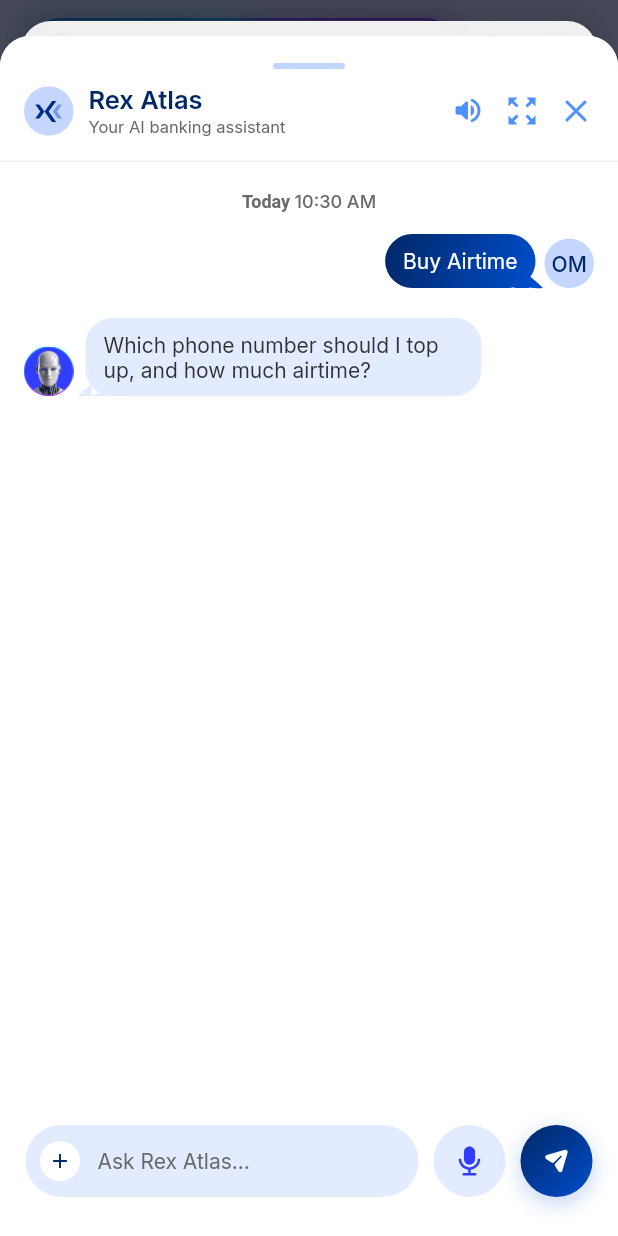
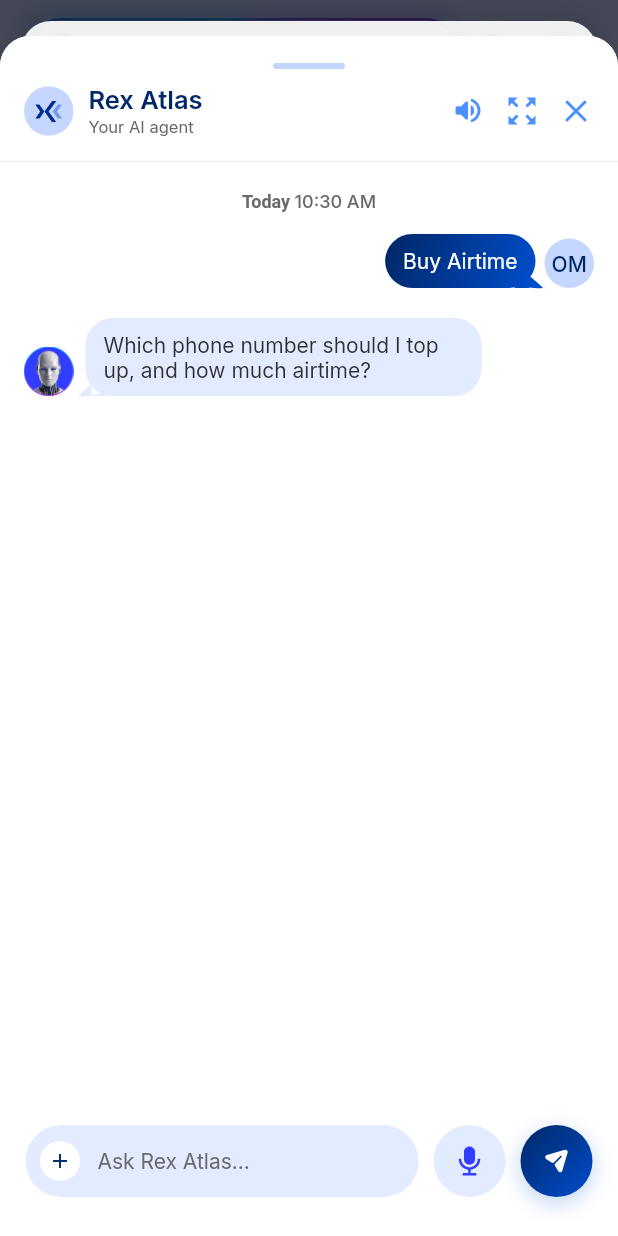
Before and after one commit to Kent-Sammy/rexverse, a Flutter app: the screen it shows after launch, after a tap on "Airtime", on a phone screen of 412 x 824 dp. Run offline on Flutter 3.47's test engine with Material 3 defaults, Android fonts, the phone set to English and light mode, and no system bars; our stand-ins replace audioplayers, file_picker, flutter_svg, speech_to_text; accounts and stored records are empty; project files that could hold a hidden picture were left out.

Commit message:
Rex Atlas: header subtitle reads "Your AI agent"
Co-Authored-By: Claude Opus 5.5 <noreply@anthropic.com>
Claude-Session: https://claude.ai/code/session_01EjWxE6W9E8HwFDXk54C2wv

```diff
--- a/rex_atlas/lib/features/atlas/presentation/widgets/atlas_header.dart
+++ b/rex_atlas/lib/features/atlas/presentation/widgets/atlas_header.dart
@@ -4,7 +4,7 @@ import '../../../../core/design_system/design_system.dart';
 import '../../../../core/widgets/pressable.dart';
 import 'atlas_brand.dart';
 
-/// "Rex Atlas / Your AI banking assistant" header with expand + close.
+/// "Rex Atlas / Your AI agent" header with expand + close.
 class AtlasHeader extends StatelessWidget {
   const AtlasHeader({
     super.key,
@@ -42,7 +42,7 @@ class AtlasHeader extends StatelessWidget {
                   child: Text('Rex Atlas', style: RexTypography.headerTitle),
                 ),
                 Text(
-                  'Your AI banking assistant',
+                  'Your AI agent',
                   style: RexTypography.headerSubtitle,
                 ),
               ],
```
Also changed, not shown: 1 other file.
